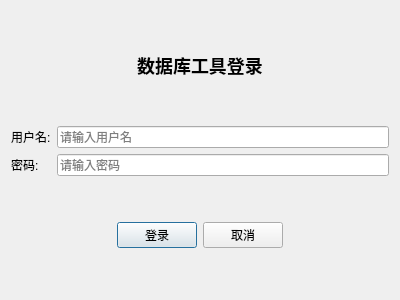
redgreat/dbatools, file loginwindow.ui: the form before one commit.
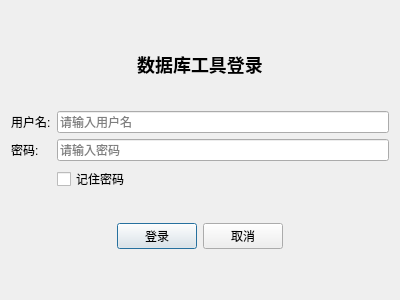
The form after the commit.

```diff
--- a/loginwindow.ui
+++ b/loginwindow.ui
@@ -89,6 +89,13 @@
        </property>
       </widget>
      </item>
+     <item row="2" column="1">
+      <widget class="QCheckBox" name="rememberPasswordCheckBox">
+       <property name="text">
+        <string>记住密码</string>
+       </property>
+      </widget>
+     </item>
     </layout>
    </item>
    <item>
```
